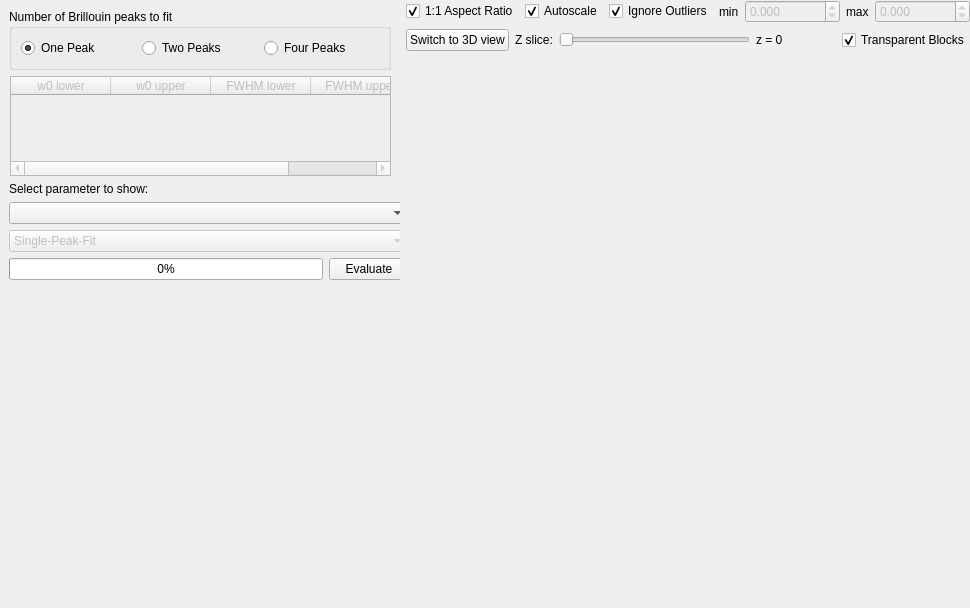
Before: the Qt Designer form bmicro/gui/evaluation/evaluation_view.ui in nik-liegroup/BMicro, drawn with Qt 5.
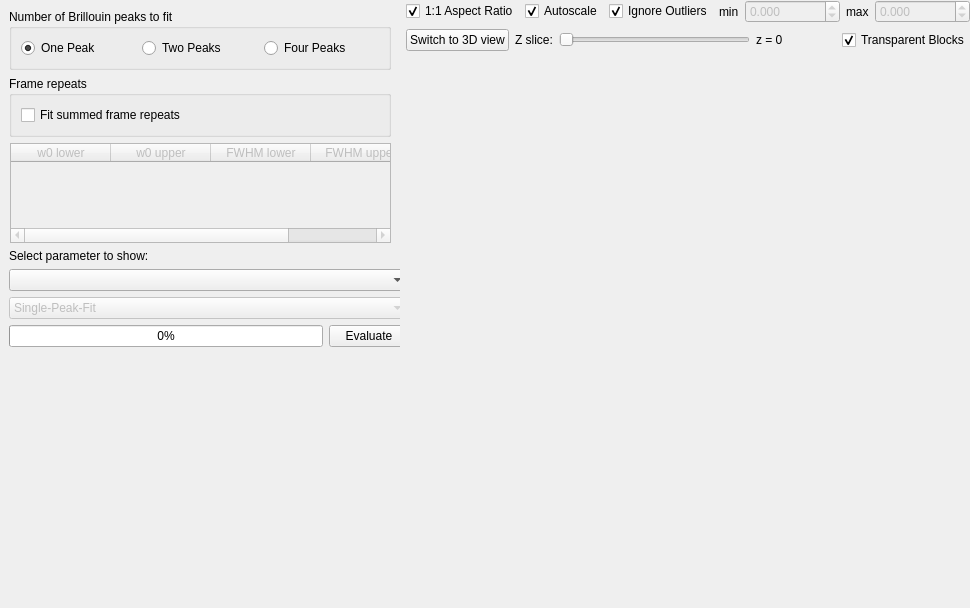
After: the same form once the commit is applied.

Commit message: Add "Fit summed frame repeats" mode and Stokes/anti-Stokes shift (0.14.0)

The edit to the form file:
```diff
--- a/bmicro/gui/evaluation/evaluation_view.ui
+++ b/bmicro/gui/evaluation/evaluation_view.ui
@@ -97,6 +97,31 @@
          </layout>
         </widget>
        </item>
+       <item>
+        <widget class="QGroupBox" name="evaluationModeGroup">
+         <property name="maximumSize">
+          <size>
+           <width>16777215</width>
+           <height>700</height>
+          </size>
+         </property>
+         <property name="title">
+          <string>Frame repeats</string>
+         </property>
+         <layout class="QHBoxLayout" name="horizontalLayout_evaluation_mode">
+          <item>
+           <widget class="QCheckBox" name="checkbox_evaluate_sum">
+            <property name="toolTip">
+             <string>Unchecked (default): fit each camera frame repeat separately and average the results (unchanged, current behavior). Checked: additionally interpolate every repeat's spectrum onto a common frequency axis, sum them, and fit that single summed spectrum - using it as the reported value for every parameter, instead of the per-frame average - while still fitting each repeat separately underneath, so the frame-spread quality metrics keep working exactly as before. Changing this only takes effect on the next Evaluate run.</string>
+            </property>
+            <property name="text">
+             <string>Fit summed frame repeats</string>
+            </property>
+           </widget>
+          </item>
+         </layout>
+        </widget>
+       </item>
        <item>
         <widget class="QWidget" name="widget" native="true">
          <property name="minimumSize">
```
The commit also changes 5 other files.
